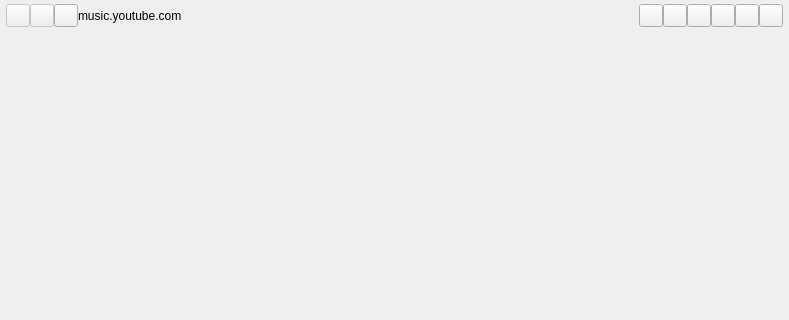
First picture: the form in core/ui/main_window.ui, repository deeffest/YouTube-Music-Desktop-Player, before the edit; both pictures show x 0 to 789 and y 0 to 320 of the 789 by 495 pixel window.
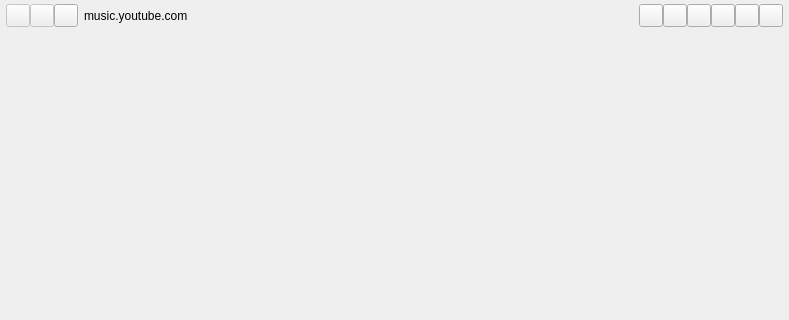
Second picture: the form after the edit. Custom widgets are drawn as their Qt base class.

```diff
--- a/core/ui/main_window.ui
+++ b/core/ui/main_window.ui
@@ -84,6 +84,22 @@
          </property>
         </widget>
        </item>
+       <item>
+        <spacer name="verticalSpacer_2">
+         <property name="orientation">
+          <enum>Qt::Horizontal</enum>
+         </property>
+         <property name="sizeType">
+          <enum>QSizePolicy::Fixed</enum>
+         </property>
+         <property name="sizeHint" stdset="0">
+          <size>
+           <width>6</width>
+           <height>0</height>
+          </size>
+         </property>
+        </spacer>
+       </item>
        <item>
         <widget class="BodyLabel" name="url_label">
          <property name="sizePolicy">
@@ -103,6 +119,22 @@
          </property>
         </widget>
        </item>
+       <item>
+        <spacer name="horizontalSpacer">
+         <property name="orientation">
+          <enum>Qt::Horizontal</enum>
+         </property>
+         <property name="sizeType">
+          <enum>QSizePolicy::Fixed</enum>
+         </property>
+         <property name="sizeHint" stdset="0">
+          <size>
+           <width>6</width>
+           <height>0</height>
+          </size>
+         </property>
+        </spacer>
+       </item>
        <item>
         <widget class="TransparentDropDownToolButton" name="download_ddtbutton">
          <property name="focusPolicy">
```
Left out of the diff: 11 changed lines with no effect on the pictures.
